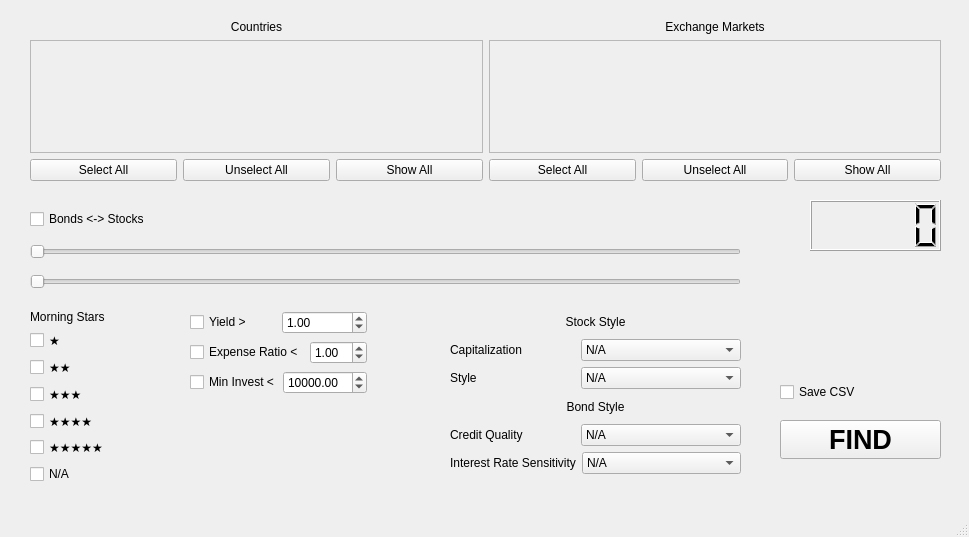
This is MFAnalyze.ui in faalbers/MFAnalyze as Qt 5 draws it before an edit. The edited form follows.
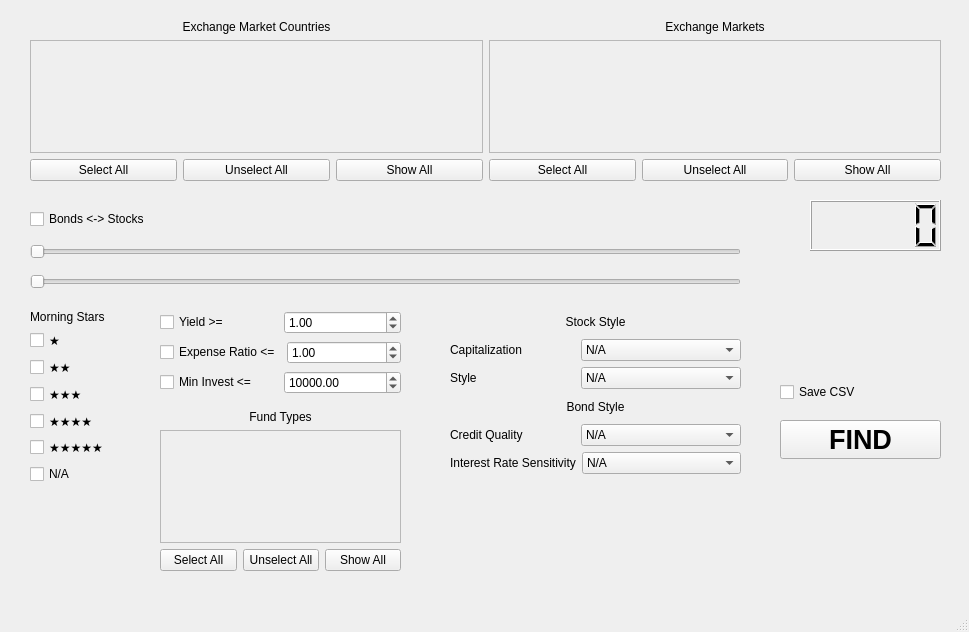
This is the edited form.

The edit to the form file:
```diff
--- a/MFAnalyze.ui
+++ b/MFAnalyze.ui
@@ -7,7 +7,7 @@
     <x>0</x>
     <y>0</y>
     <width>969</width>
-    <height>537</height>
+    <height>632</height>
    </rect>
   </property>
   <property name="windowTitle">
@@ -129,7 +129,7 @@
        <item>
         <widget class="QLabel" name="label">
          <property name="text">
-          <string>Countries</string>
+          <string>Exchange Market Countries</string>
          </property>
          <property name="alignment">
           <set>Qt::AlignCenter</set>
@@ -251,7 +251,7 @@
      <number>0</number>
     </property>
    </widget>
-   <widget class="QWidget" name="">
+   <widget class="QWidget" name="layoutWidget">
     <property name="geometry">
      <rect>
       <x>780</x>
@@ -283,7 +283,7 @@
      </item>
     </layout>
    </widget>
-   <widget class="QWidget" name="">
+   <widget class="QWidget" name="layoutWidget">
     <property name="geometry">
      <rect>
       <x>450</x>
@@ -511,12 +511,12 @@
      </item>
     </layout>
    </widget>
-   <widget class="QWidget" name="">
+   <widget class="QWidget" name="layoutWidget">
     <property name="geometry">
      <rect>
-      <x>190</x>
+      <x>160</x>
       <y>310</y>
-      <width>177</width>
+      <width>241</width>
       <height>86</height>
      </rect>
     </property>
@@ -526,7 +526,7 @@
        <item>
         <widget class="QCheckBox" name="minYieldCheck">
          <property name="text">
-          <string>Yield &gt;</string>
+          <string>Yield &gt;=</string>
          </property>
         </widget>
        </item>
@@ -550,7 +550,7 @@
        <item>
         <widget class="QCheckBox" name="maxExpenseCheck">
          <property name="text">
-          <string>Expense Ratio &lt;</string>
+          <string>Expense Ratio &lt;=</string>
          </property>
         </widget>
        </item>
@@ -574,7 +574,7 @@
        <item>
         <widget class="QCheckBox" name="maxInvestCheck">
          <property name="text">
-          <string>Min Invest &lt;</string>
+          <string>Min Invest &lt;=</string>
          </property>
         </widget>
        </item>
@@ -595,6 +595,70 @@
      </item>
     </layout>
    </widget>
+   <widget class="QWidget" name="layoutWidget_2">
+    <property name="geometry">
+     <rect>
+      <x>160</x>
+      <y>410</y>
+      <width>241</width>
+      <height>161</height>
+     </rect>
+    </property>
+    <layout class="QVBoxLayout" name="verticalLayout_9">
+     <item>
+      <widget class="QLabel" name="label_6">
+       <property name="text">
+        <string>Fund Types</string>
+       </property>
+       <property name="alignment">
+        <set>Qt::AlignCenter</set>
+       </property>
+      </widget>
+     </item>
+     <item>
+      <widget class="QScrollArea" name="scrollArea_3">
+       <property name="widgetResizable">
+        <bool>true</bool>
+       </property>
+       <widget class="QWidget" name="fundTypeContents">
+        <property name="geometry">
+         <rect>
+          <x>0</x>
+          <y>0</y>
+          <width>237</width>
+          <height>103</height>
+         </rect>
+        </property>
+       </widget>
+      </widget>
+     </item>
+     <item>
+      <layout class="QHBoxLayout" name="horizontalLayout_6">
+       <item>
+        <widget class="QPushButton" name="selAllFundType">
+         <property name="text">
+          <string>Select All</string>
+         </property>
+        </widget>
+       </item>
+       <item>
+        <widget class="QPushButton" name="unSelAllFundType">
+         <property name="text">
+          <string>Unselect All</string>
+         </property>
+        </widget>
+       </item>
+       <item>
+        <widget class="QPushButton" name="showAllFundType">
+         <property name="text">
+          <string>Show All</string>
+         </property>
+        </widget>
+       </item>
+      </layout>
+     </item>
+    </layout>
+   </widget>
   </widget>
   <widget class="QStatusBar" name="statusbar"/>
   <widget class="QMenuBar" name="menubar">
```
